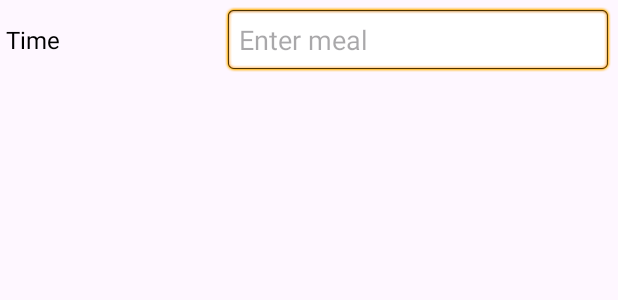
After one commit to itsme3030/Hostel-Management-App, an Android app: the layout time_schedule.xml on its own in the app's theme, with its tools: preview values and no code run, on a phone screen of 412 x 824 dp. The commit adds this screen. Shown: the top 300 px of the screen. Run offline under Robolectric (Android 15) with nearby library versions, the light colour scheme and no system bars.

Commit message:
for any day food-dep can update food schedule

```diff
--- /dev/null
+++ b/app/src/main/res/layout/time_schedule.xml
@@ -0,0 +1,31 @@
+<?xml version="1.0" encoding="utf-8"?>
+<LinearLayout xmlns:android="http://schemas.android.com/apk/res/android"
+    android:layout_width="match_parent"
+    android:layout_height="wrap_content"
+    android:orientation="horizontal"
+    android:padding="4dp"
+    android:gravity="center_vertical">
+
+    <!-- Time label, e.g., Morning -->
+    <TextView
+        android:id="@+id/timeLabel"
+        android:layout_width="0dp"
+        android:layout_height="wrap_content"
+        android:layout_weight="1"
+        android:text="Time"
+        android:textSize="16sp"
+        android:textColor="@android:color/black"
+        android:layout_marginEnd="16dp" />
+
+    <!-- Meal input field -->
+    <EditText
+        android:id="@+id/mealInput"
+        android:layout_width="0dp"
+        android:layout_height="wrap_content"
+        android:layout_weight="2"
+        android:hint="Enter meal"
+        android:padding="10dp"
+        android:background="@android:drawable/editbox_background"
+        android:inputType="text"
+        android:singleLine="true" />
+</LinearLayout>
```
Also changed, not shown: app/src/main/java/com/example/hostelhomes/FoodstaffFoodSchedule.java (+99 -6 lines), app/src/main/res/layout/activity_foodstaff_food_schedule.xml (+22 -6 lines), app/src/main/res/layout/day_schedule.xml (added, +24 -0 lines).
